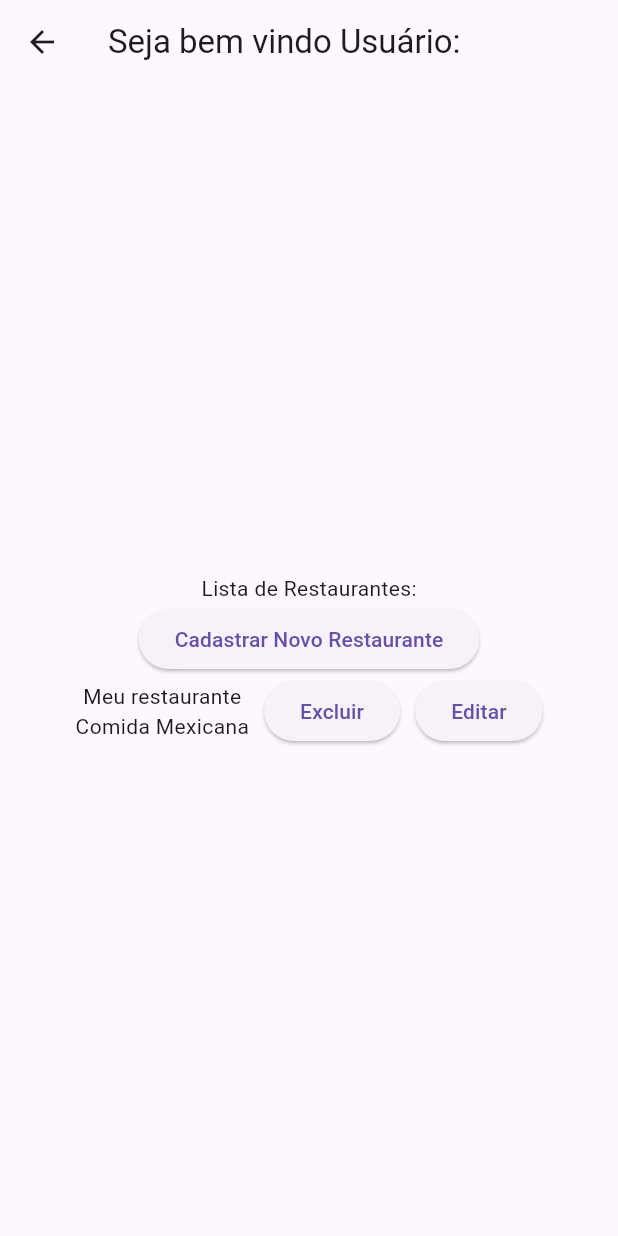
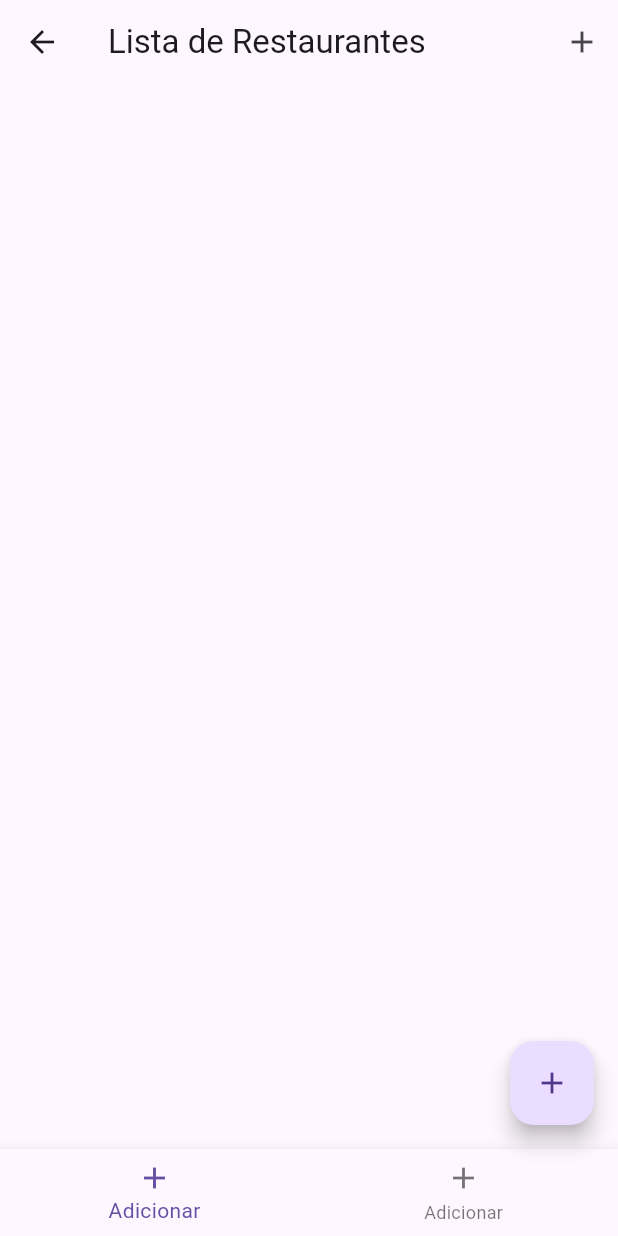
Before and after one commit to jussimar/voupedir, a Flutter app: the TelaHome screen opened directly, on a phone screen of 412 x 824 dp. Run offline on Flutter 3.47's test engine with Material 3 defaults, Android fonts, the phone set to English and light mode, and no system bars; our stand-ins replace sqflite; accounts and stored records are empty.

Commit message:
Criando tela de cadastro de restaurante

```diff
--- /dev/null
+++ b/lib/banco/restaurante_DAO.dart
@@ -0,0 +1,46 @@
+
+import 'package:voupedir/banco/database_helper.dart';
+import 'package:voupedir/banco/usuario_dao.dart';
+
+import '../restaurante.dart';
+
+class RestauranteDAO {
+
+  static Future<List<Restaurante>> listarTodos() async {
+    final db =  await DatabaseHelper.getDatabase();
+    final resultado = await db.query('tb_restaurante',
+      where: 'cd_usuario = ?',
+      whereArgs: [UsuarioDAO.usuarioLogado.codigo]
+    );
+    return resultado.map((mapa){
+      return Restaurante(
+        codigo: mapa['cd_restaurante'] as int,
+        nome: mapa['nm_restaurante'] as String
+      );
+    }).toList();
+  }
+
+  static Future<int> cadastrarRestaurante (
+      String? nomeRestaurante,
+      String? latitude,
+      String? longitude,
+      int? tipo
+      ) async{
+    final db = await DatabaseHelper.getDatabase();
+    final dadosRestaurante = {
+      'cd_tipo': tipo,
+      'nm_restaurante': nomeRestaurante,
+      'latitude_restaurante': latitude,
+      'longitude_restaurante': longitude,
+      'cd_usuario': UsuarioDAO.usuarioLogado.codigo
+    };
+    try{
+      final idRestaurante = await db.insert('tb_restaurante', dadosRestaurante);
+      return idRestaurante;
+    } catch(e){
+      print("Erro ao cadastrar restaurante: $e");
+      return -1;
+    }
+  }
+
+}
--- a/lib/banco/usuario_dao.dart
+++ b/lib/banco/usuario_dao.dart
@@ -2,6 +2,9 @@ import 'database_helper.dart';
 import '../usuario.dart';
 
 class UsuarioDAO{
+
+  static Usuario usuarioLogado = Usuario();
+
   static Future<bool> autenticar(String login, String senha) async{
 
     final db = await DatabaseHelper.getDatabase();
@@ -11,6 +14,9 @@ class UsuarioDAO{
       where:'nm_login = ? and ds_senha = ?',
       whereArgs: [login, senha]
     );
+    usuarioLogado.codigo = resultado.first['cd_usuario'] as int;
+    usuarioLogado.nome = resultado.first['nm_usuario'] as String;
+
     return resultado.isNotEmpty;
 
   }
--- /dev/null
+++ b/lib/restaurante.dart
@@ -0,0 +1,44 @@
+import 'usuario.dart';
+import 'tipo.dart';
+
+class Restaurante {
+  int? _codigo;
+  String? _nome;
+  double? _latitude;
+  double? _longitude;
+  Usuario? _proprietario;
+  Tipo? _cutinaria;
+
+  // Getters
+  int? get codigo => _codigo;
+  String? get nome => _nome;
+  double? get latitude => _latitude;
+  double? get longitude => _longitude;
+  Usuario? get proprietario => _proprietario;
+  Tipo? get cutinaria => _cutinaria;
+
+  // Setters
+  set codigo(int? valor) => _codigo = valor;
+  set nome(String? valor) => _nome = valor;
+  set latitude(double? valor) => _latitude = valor;
+  set longitude(double? valor) => _longitude = valor;
+  set proprietario(Usuario? valor) => _proprietario = valor;
+  set cutinaria(Tipo? valor) => _cutinaria = valor;
+
+  // Construtor
+  Restaurante({
+    int? codigo,
+    String? nome,
+    double? latitude,
+    double? longitude,
+    Usuario? proprietario,
+    Tipo? cutinaria,
+  }) {
+    _codigo = codigo;
+    _nome = nome;
+    _latitude = latitude;
+    _longitude = longitude;
+    _proprietario = proprietario;
+    _cutinaria = cutinaria;
+  }
+}
--- a/lib/tela_home.dart
+++ b/lib/tela_home.dart
@@ -1,39 +1,88 @@
 import 'package:flutter/material.dart';
+import 'package:voupedir/banco/restaurante_DAO.dart';
 import 'package:voupedir/tela_cad_restaurante.dart';
+import '../restaurante.dart';
 
-class TelaHome extends StatelessWidget{
+class TelaHome extends StatefulWidget {
   TelaHome({super.key});
+
+  @override
+  State<TelaHome> createState() => TelaHomeState();
+}
+
+class TelaHomeState extends State<TelaHome>{
+  List<Restaurante> restaurantes = [];
+
+  @override
+  void initState(){
+    super.initState();
+    carregarRestaurantes();
+  }
+
+
+  Future<void> carregarRestaurantes() async{
+    final lista = await RestauranteDAO.listarTodos();
+    setState(() {
+      restaurantes = lista;
+    });
+  }
 
   @override
   Widget build(BuildContext context) {
     return Scaffold(
-        appBar: AppBar(title: const Text("Seja bem vindo Usuário: ")),
+        appBar: AppBar(
+            title: const Text("Lista de Restaurantes "),
+            actions: [
+              IconButton(
+                  onPressed: () async{
+                    final t = await Navigator.push(context, MaterialPageRoute(builder: (context) => TelaCadRestaurante()));
+                    if(t == false || t == null){
+                      setState(() {
+                        carregarRestaurantes();
+                      });
+                    }
+                  },
+                  icon: Icon(Icons.add)
+              )
+            ],
+        ),
         body: Padding(padding: const EdgeInsets.all(10),
-          child: Column(
-            mainAxisAlignment: MainAxisAlignment.center,
-            children: [
-              Text("Lista de Restaurantes:"),
-              ElevatedButton(onPressed: (){
-                Navigator.push(context, MaterialPageRoute(builder: (context) => TelaCadRestaurante()));
-              }, child: Text("Cadastrar Novo Restaurante")),
-              Row(
-                mainAxisAlignment: MainAxisAlignment.center,
-                children: [
-                  Column(
+          child: ListView.builder(
+            itemCount: restaurantes.length,
+            itemBuilder: (context, index){
+              final r = restaurantes[index];
+              return Card(
+                margin: EdgeInsets.symmetric(vertical: 8),
+                child: ListTile(
+                  title: Text(r.nome ?? 'sem nome'),
+                  subtitle: Text('ID: ${r.codigo}'),
+                  trailing: Row(
+                    mainAxisSize: MainAxisSize.min,
                     children: [
-                      Text("Meu restaurante"),
-                      Text("Comida Mexicana")
+                      IconButton(onPressed: (){
+                        Navigator.push(context, MaterialPageRoute(builder: (context) => TelaCadRestaurante()));
+                      }, icon: Icon(Icons.edit, color: Colors.blue,)),
+                      IconButton(onPressed: (){}, icon: Icon(Icons.delete, color: Colors.red)),
                     ],
                   ),
-                  SizedBox(width: 10),
-                  ElevatedButton(onPressed: (){}, child: Text("Excluir")),
-                  SizedBox(width: 10),
-                  ElevatedButton(onPressed: (){}, child: Text("Editar"))
-                ],
-              )
-            ],
+                ),
+              );
+            }
           ),
         ),
+        floatingActionButton: FloatingActionButton(
+            onPressed: (){
+              Navigator.push(context, MaterialPageRoute(builder: (context) => TelaCadRestaurante()));
+            },
+            child: Icon(Icons.add)
+        ),
+        bottomNavigationBar: BottomNavigationBar(
+          items: const<BottomNavigationBarItem>[
+            BottomNavigationBarItem(icon: Icon(Icons.add), label: 'Adicionar'),
+            BottomNavigationBarItem(icon: Icon(Icons.add), label: 'Adicionar'),
+          ],
+        ),
+
     );
   }
 }
--- /dev/null
+++ b/lib/tipo.dart
@@ -0,0 +1,18 @@
+class Tipo {
+  int? _codigo;
+  String? _descricao;
+
+  // Getters
+  int? get codigo => _codigo;
+  String? get descricao => _descricao;
+
+  // Setters
+  set codigo(int? valor) => _codigo = valor;
+  set descricao(String? valor) => _descricao = valor;
+
+  // Construtor
+  Tipo({int? codigo, String? descricao}) {
+    _codigo = codigo;
+    _descricao = descricao;
+  }
+}
```
Also changed, not shown: lib/banco/tipo_DAO.dart (added, +21 -0 lines), lib/tela_cad_restaurante.dart (+84 -12 lines), 1 other file.
